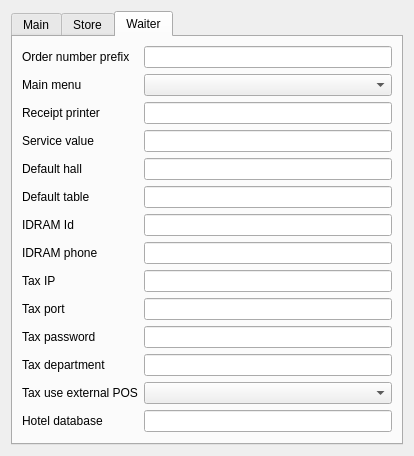
Before: the Qt Designer form Reports/c5settingswidget.ui in End1-1/Cafe5, drawn with Qt 5.
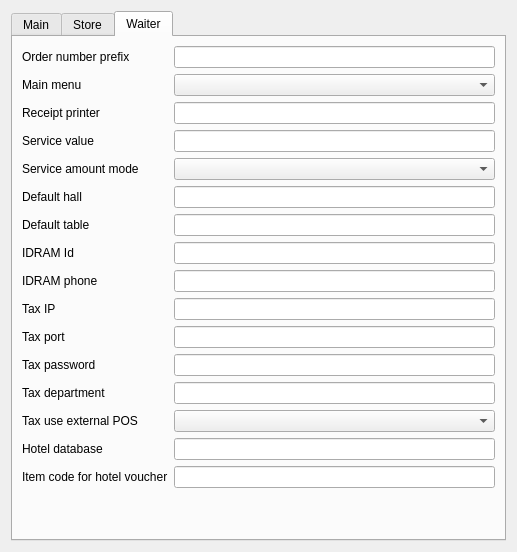
After: the same form once the commit is applied. The open tabs and pages were chosen to show the change. Custom widgets are drawn as their Qt base class.

Patch:
```diff
--- a/Reports/c5settingswidget.ui
+++ b/Reports/c5settingswidget.ui
@@ -6,8 +6,8 @@
    <rect>
     <x>0</x>
     <y>0</y>
-    <width>414</width>
-    <height>427</height>
+    <width>517</width>
+    <height>552</height>
    </rect>
   </property>
   <property name="minimumSize">
@@ -23,7 +23,7 @@
    <item>
     <widget class="QTabWidget" name="tabWidget">
      <property name="currentIndex">
-      <number>0</number>
+      <number>1</number>
      </property>
      <widget class="QWidget" name="tab">
       <attribute name="title">
@@ -95,47 +95,112 @@
        <string>Store</string>
       </attribute>
       <layout class="QGridLayout" name="gridLayout_2">
+       <item row="5" column="0">
+        <widget class="QLabel" name="label_22">
+         <property name="text">
+          <string>Output document counter*</string>
+         </property>
+        </widget>
+       </item>
+       <item row="3" column="2">
+        <widget class="C5LineEdit" name="leInputDocCounter"/>
+       </item>
+       <item row="4" column="0">
+        <widget class="QLabel" name="label_21">
+         <property name="text">
+          <string>Movement document counter*</string>
+         </property>
+        </widget>
+       </item>
        <item row="0" column="0" colspan="2">
         <widget class="QLabel" name="label_13">
          <property name="text">
-          <string>Document number digits</string>
+          <string>Input document number digits</string>
          </property>
         </widget>
        </item>
-       <item row="0" column="2">
-        <widget class="C5LineEdit" name="leDocNumDigits">
-         <property name="Tag" stdset="0">
-          <number>13</number>
+       <item row="5" column="2">
+        <widget class="C5LineEdit" name="leOutDocCounter"/>
+       </item>
+       <item row="3" column="0">
+        <widget class="QLabel" name="label_20">
+         <property name="text">
+          <string>Input documents counter*</string>
          </property>
         </widget>
        </item>
-       <item row="1" column="0">
+       <item row="4" column="2">
+        <widget class="C5LineEdit" name="leMoveDocCounter"/>
+       </item>
+       <item row="7" column="2">
+        <spacer name="verticalSpacer">
+         <property name="orientation">
+          <enum>Qt::Vertical</enum>
+         </property>
+         <property name="sizeHint" stdset="0">
+          <size>
+           <width>20</width>
+           <height>40</height>
+          </size>
+         </property>
+        </spacer>
+       </item>
+       <item row="6" column="0">
         <widget class="QLabel" name="label_17">
          <property name="text">
           <string>Default store</string>
          </property>
         </widget>
        </item>
-       <item row="2" column="2">
-        <spacer name="verticalSpacer">
-         <property name="orientation">
-          <enum>Qt::Vertical</enum>
+       <item row="0" column="2">
+        <widget class="C5LineEdit" name="leInputDocNumDigits">
+         <property name="Tag" stdset="0">
+          <number>13</number>
          </property>
-         <property name="sizeHint" stdset="0">
-          <size>
-           <width>20</width>
-           <height>40</height>
-          </size>
-         </property>
-        </spacer>
+        </widget>
        </item>
-       <item row="1" column="2">
+       <item row="6" column="2">
         <widget class="C5ComboBox" name="cbDefaultStore">
          <property name="Tag" stdset="0">
           <number>14</number>
          </property>
         </widget>
        </item>
+       <item row="8" column="0" colspan="3">
+        <widget class="QLabel" name="label_23">
+         <property name="text">
+          <string>*This settings common for all cases</string>
+         </property>
+        </widget>
+       </item>
+       <item row="1" column="0">
+        <widget class="QLabel" name="label_26">
+         <property name="text">
+          <string>Movement document number digits</string>
+         </property>
+        </widget>
+       </item>
+       <item row="2" column="0">
+        <widget class="QLabel" name="label_27">
+         <property name="text">
+          <string>Output document number digits</string>
+         </property>
+        </widget>
+       </item>
+       <item row="1" column="2">
+        <widget class="C5LineEdit" name="leMoveDocNumDigits">
+         <property name="Tag" stdset="0">
+          <number>22</number>
+         </property>
+        </widget>
+       </item>
+       <item row="2" column="2">
+        <widget class="C5LineEdit" name="leOutDocNumDigits">
+         <property name="Tag" stdset="0">
+          <number>23</number>
+         </property>
+        </widget>
+       </item>
       </layout>
      </widget>
      <widget class="QWidget" name="tab_3">
@@ -143,69 +208,181 @@
        <string>Waiter</string>
       </attribute>
       <layout class="QGridLayout" name="gridLayout">
-       <item row="7" column="1">
+       <item row="15" column="0">
+        <widget class="QLabel" name="label_25">
+         <property name="text">
+          <string>Item code for hotel voucher</string>
+         </property>
+        </widget>
+       </item>
+       <item row="10" column="0">
+        <widget class="QLabel" name="label_6">
+         <property name="text">
+          <string>Tax port</string>
+         </property>
+        </widget>
+       </item>
+       <item row="5" column="0">
+        <widget class="QLabel" name="label_11">
+         <property name="text">
+          <string>Default hall</string>
+         </property>
+        </widget>
+       </item>
+       <item row="11" column="0">
+        <widget class="QLabel" name="label_7">
+         <property name="text">
+          <string>Tax password</string>
+         </property>
+        </widget>
+       </item>
+       <item row="5" column="1">
+        <widget class="C5LineEdit" name="leHall">
+         <property name="Tag" stdset="0">
+          <number>11</number>
+         </property>
+        </widget>
+       </item>
+       <item row="11" column="1">
+        <widget class="C5LineEdit" name="leTaxPassword">
+         <property name="Tag" stdset="0">
+          <number>7</number>
+         </property>
+        </widget>
+       </item>
+       <item row="9" column="1">
+        <widget class="C5LineEdit" name="leTaxIP">
+         <property name="Tag" stdset="0">
+          <number>5</number>
+         </property>
+        </widget>
+       </item>
+       <item row="1" column="0">
+        <widget class="QLabel" name="label_9">
+         <property name="text">
+          <string>Main menu</string>
+         </property>
+        </widget>
+       </item>
+       <item row="10" column="1">
+        <widget class="C5LineEdit" name="leTaxPort">
+         <property name="Tag" stdset="0">
+          <number>6</number>
+         </property>
+        </widget>
+       </item>
+       <item row="13" column="0">
+        <widget class="QLabel" name="label_18">
+         <property name="text">
+          <string>Tax use external POS</string>
+         </property>
+        </widget>
+       </item>
+       <item row="9" column="0">
+        <widget class="QLabel" name="label_5">
+         <property name="text">
+          <string>Tax IP</string>
+         </property>
+        </widget>
+       </item>
+       <item row="13" column="1">
+        <widget class="C5ComboBox" name="cbTaxUseExtPos">
+         <property name="Tag" stdset="0">
+          <number>15</number>
+         </property>
+        </widget>
+       </item>
+       <item row="8" column="0">
+        <widget class="QLabel" name="label_4">
+         <property name="text">
+          <string>IDRAM phone</string>
+         </property>
+        </widget>
+       </item>
+       <item row="14" column="0">
+        <widget class="QLabel" name="label_19">
+         <property name="text">
+          <string>Hotel database</string>
+         </property>
+        </widget>
+       </item>
+       <item row="14" column="1">
+        <widget class="C5LineEdit" name="leHotelDatabase">
+         <property name="Tag" stdset="0">
+          <number>17</number>
+         </property>
+        </widget>
+       </item>
+       <item row="8" column="1">
         <widget class="C5LineEdit" name="leIDRAMPhone">
          <property name="Tag" stdset="0">
           <number>4</number>
          </property>
         </widget>
        </item>
-       <item row="11" column="1">
+       <item row="12" column="1">
         <widget class="C5LineEdit" name="leTaxDept">
          <property name="Tag" stdset="0">
           <number>8</number>
          </property>
         </widget>
        </item>
-       <item row="6" column="0">
+       <item row="0" column="1">
+        <widget class="C5LineEdit" name="leOrderPrefix">
+         <property name="Tag" stdset="0">
+          <number>10</number>
+         </property>
+        </widget>
+       </item>
+       <item row="7" column="0">
         <widget class="QLabel" name="label_3">
          <property name="text">
           <string>IDRAM Id</string>
          </property>
         </widget>
        </item>
-       <item row="6" column="1">
+       <item row="18" column="1">
+        <spacer name="verticalSpacer_2">
+         <property name="orientation">
+          <enum>Qt::Vertical</enum>
+         </property>
+         <property name="sizeHint" stdset="0">
+          <size>
+           <width>20</width>
+           <height>40</height>
+          </size>
+         </property>
+        </spacer>
+       </item>
+       <item row="7" column="1">
         <widget class="C5LineEdit" name="leIDRAMID">
          <property name="Tag" stdset="0">
           <number>3</number>
          </property>
         </widget>
        </item>
-       <item row="14" column="1">
-        <spacer name="verticalSpacer_2">
-         <property name="orientation">
-          <enum>Qt::Vertical</enum>
-         </property>
-         <property name="sizeHint" stdset="0">
-          <size>
-           <width>20</width>
-           <height>40</height>
-          </size>
-         </property>
-        </spacer>
-       </item>
-       <item row="0" column="1">
-        <widget class="C5LineEdit" name="leOrderPrefix">
+       <item row="1" column="1">
+        <widget class="C5ComboBox" name="cbMenu">
          <property name="Tag" stdset="0">
-          <number>10</number>
+          <number>9</number>
          </property>
         </widget>
        </item>
-       <item row="11" column="0">
+       <item row="12" column="0">
         <widget class="QLabel" name="label_8">
          <property name="text">
           <string>Tax department</string>
          </property>
         </widget>
        </item>
-       <item row="5" column="1">
+       <item row="6" column="1">
         <widget class="C5LineEdit" name="leTable">
          <property name="Tag" stdset="0">
           <number>12</number>
          </property>
         </widget>
        </item>
-       <item row="5" column="0">
+       <item row="6" column="0">
         <widget class="QLabel" name="label_12">
          <property name="text">
           <string>Default table</string>
@@ -219,13 +396,6 @@
          </property>
         </widget>
        </item>
-       <item row="1" column="1">
-        <widget class="C5ComboBox" name="cbMenu">
-         <property name="Tag" stdset="0">
-          <number>9</number>
-         </property>
-        </widget>
-       </item>
        <item row="2" column="1">
         <widget class="C5LineEdit" name="leLocalReceiptPrinter">
          <property name="Tag" stdset="0">
@@ -254,101 +424,24 @@
          </property>
         </widget>
        </item>
+       <item row="4" column="0">
+        <widget class="QLabel" name="label_24">
+         <property name="text">
+          <string>Service amount mode</string>
+         </property>
+        </widget>
+       </item>
        <item row="4" column="1">
-        <widget class="C5LineEdit" name="leHall">
+        <widget class="C5ComboBox" name="cbServiceMode">
          <property name="Tag" stdset="0">
-          <number>11</number>
+          <number>18</number>
          </property>
         </widget>
        </item>
-       <item row="4" column="0">
-        <widget class="QLabel" name="label_11">
-         <property name="text">
-          <string>Default hall</string>
-         </property>
-        </widget>
-       </item>
-       <item row="10" column="0">
-        <widget class="QLabel" name="label_7">
-         <property name="text">
-          <string>Tax password</string>
-         </property>
-        </widget>
-       </item>
-       <item row="9" column="0">
-        <widget class="QLabel" name="label_6">
-         <property name="text">
-          <string>Tax port</string>
-         </property>
-        </widget>
-       </item>
-       <item row="10" column="1">
-        <widget class="C5LineEdit" name="leTaxPassword">
+       <item row="15" column="1">
+        <widget class="C5LineEdit" name="leItemCodeForHotel">
          <property name="Tag" stdset="0">
-          <number>7</number>
-         </property>
-        </widget>
-       </item>
-       <item row="1" column="0">
-        <widget class="QLabel" name="label_9">
-         <property name="text">
-          <string>Main menu</string>
-         </property>
-        </widget>
-       </item>
-       <item row="9" column="1">
-        <widget class="C5LineEdit" name="leTaxPort">
-         <property name="Tag" stdset="0">
-          <number>6</number>
-         </property>
-        </widget>
-       </item>
-       <item row="8" column="1">
-        <widget class="C5LineEdit" name="leTaxIP">
-         <property name="Tag" stdset="0">
-          <number>5</number>
-         </property>
-        </widget>
-       </item>
-       <item row="12" column="0">
-        <widget class="QLabel" name="label_18">
-         <property name="text">
-          <string>Tax use external POS</string>
-         </property>
-        </widget>
-       </item>
-       <item row="7" column="0">
-        <widget class="QLabel" name="label_4">
-         <property name="text">
-          <string>IDRAM phone</string>
-         </property>
-        </widget>
-       </item>
-       <item row="8" column="0">
-        <widget class="QLabel" name="label_5">
-         <property name="text">
-          <string>Tax IP</string>
-         </property>
-        </widget>
-       </item>
-       <item row="12" column="1">
-        <widget class="C5ComboBox" name="cbTaxUseExtPos">
-         <property name="Tag" stdset="0">
-          <number>15</number>
-         </property>
-        </widget>
-       </item>
-       <item row="13" column="0">
-        <widget class="QLabel" name="label_19">
-         <property name="text">
-          <string>Hotel database</string>
-         </property>
-        </widget>
-       </item>
-       <item row="13" column="1">
-        <widget class="C5LineEdit" name="leHotelDatabase">
-         <property name="Tag" stdset="0">
-          <number>17</number>
+          <number>21</number>
          </property>
         </widget>
        </item>
```
Left out of the diff: 2 changed lines with no effect on the pictures.
